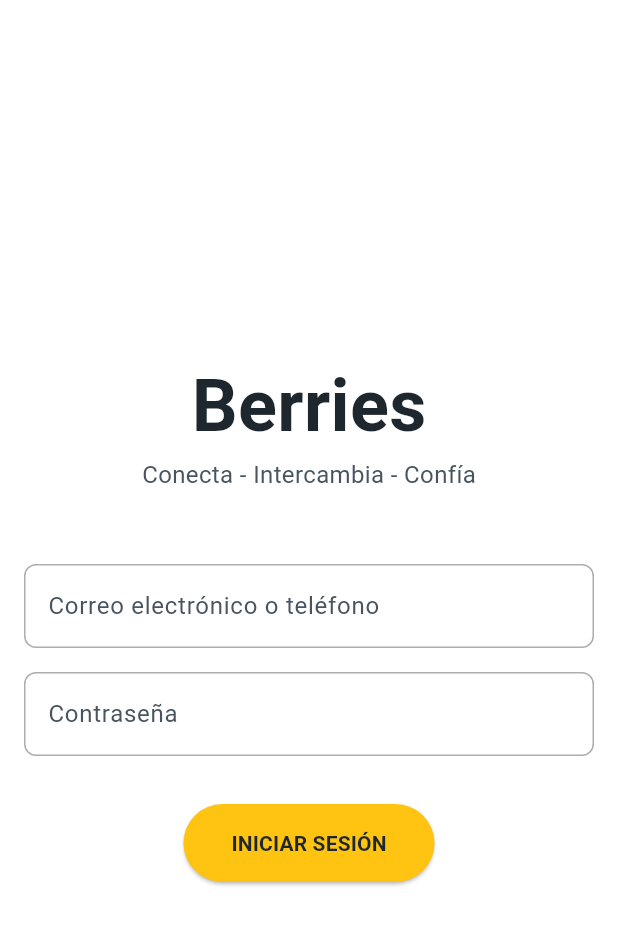
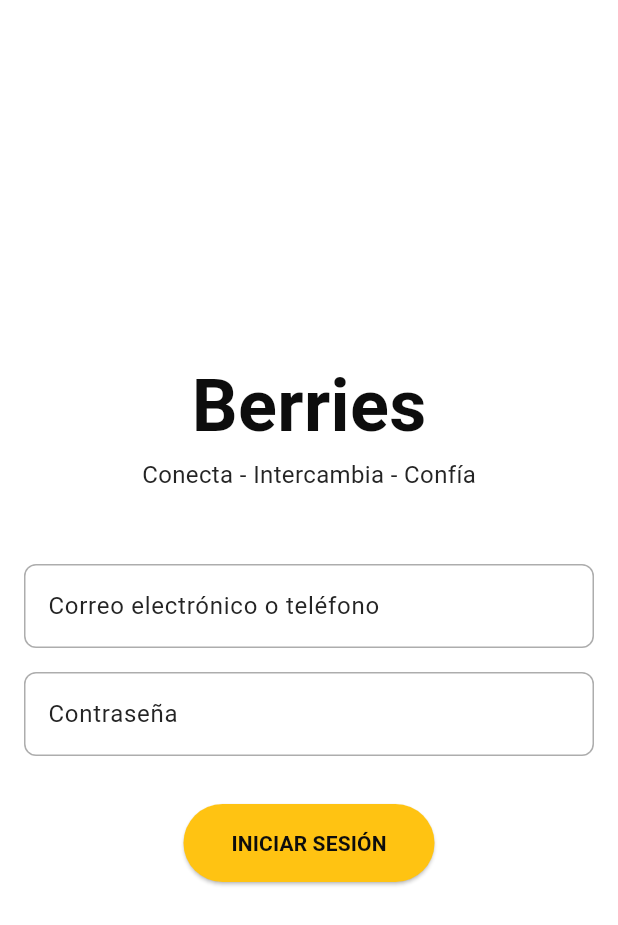
Before and after one commit to jhonazsh17/berries_p2p_app, a Flutter app: the screen it shows after launch, on a phone screen of 412 x 824 dp. Shown: the top 925 px of the screen. Run offline on Flutter 3.47's test engine with Material 3 defaults, Android fonts, the phone set to English and light mode, and no system bars; our stand-ins replace flutter_map, geolocator, latlong2.

Commit message:
change color texts

```diff
--- a/lib/core/theme/app_colors.dart
+++ b/lib/core/theme/app_colors.dart
@@ -6,8 +6,9 @@ class AppColors {
   static const Color cream = Color(0xFFffeaa7);
 
   // Text colors
-  static const Color primaryText = Color(0xFF1e272e);
-  static const Color secondaryText = Color(0xFF485460);
+  static const Color primaryText = Color(0xFF0D0D0D);
+  static const Color secondaryText = Color(0xFF242424);
+  static const Color tertiaryText = Color(0xFF3B3B3B);
 
   // Greys colors
   static const Color sixHundredGrey = Color(0xFF696969);
```
